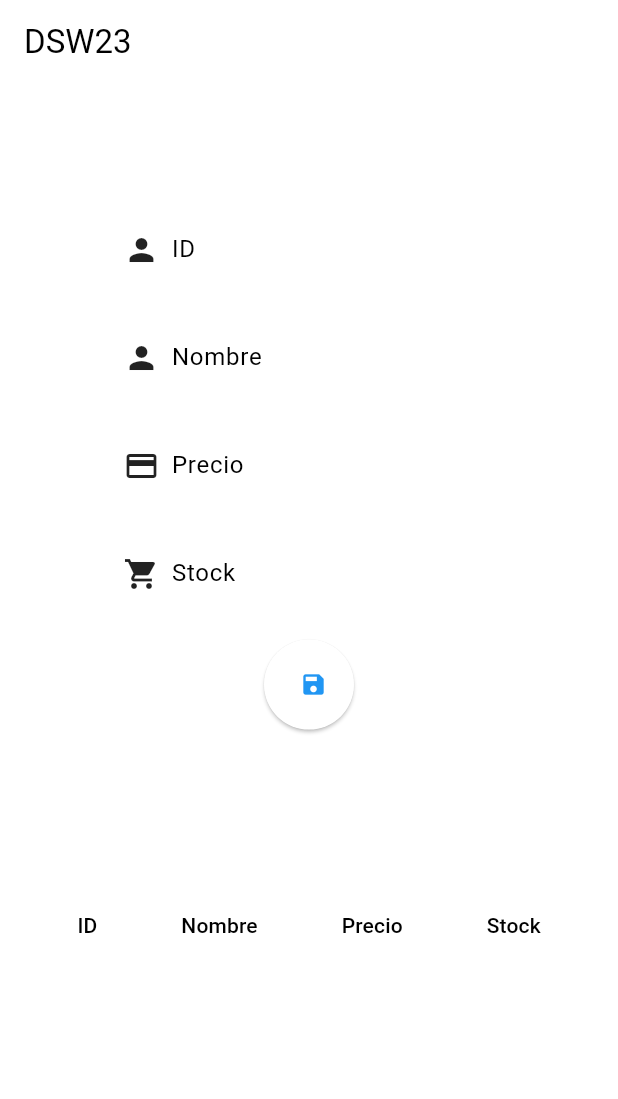
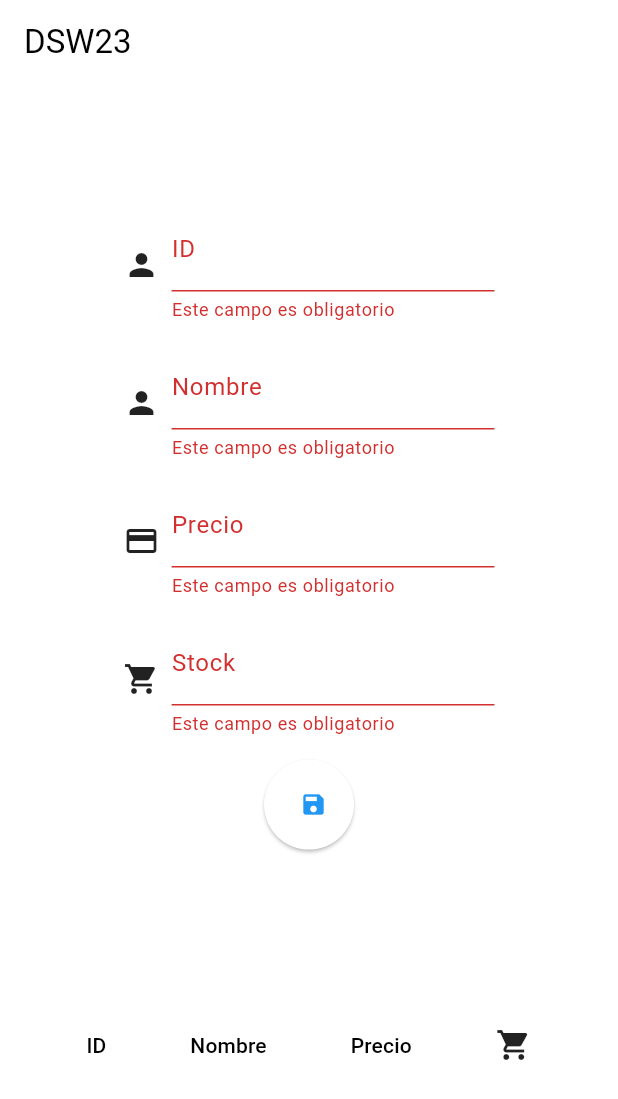
Before and after one commit to elsymerino/eval2_sis23, a Flutter app: the screen it shows after launch, after a tap on the "save" icon, on a phone screen of 412 x 824 dp. Shown: the top 1099 px of the screen. Run offline on Flutter 3.47's test engine with Material 2 defaults, Android fonts, the light colour scheme and no system bars; our stand-ins replace cloud_firestore, firebase_core; accounts and stored records are empty.

Commit message:
Hacer que todos los campos sean obligatorios

```diff
--- a/lib/main.dart
+++ b/lib/main.dart
@@ -32,6 +32,15 @@ class MyForm extends StatelessWidget {
   final TextEditingController precioController = TextEditingController();
   final TextEditingController stockController = TextEditingController();
 
+  final _formKey = GlobalKey<FormState>();
+
+  String? _validateField(String? value) {
+    if (value == null || value.isEmpty) {
+      return 'Este campo es obligatorio';
+    }
+    return null;
+  }
+
   void _guardarDatos() {
     FirebaseFirestore.instance.collection('tb-productos').add({
       'idProducto': idController.text,
@@ -52,6 +61,8 @@ class MyForm extends StatelessWidget {
     return SingleChildScrollView(
       child: Padding(
         padding: EdgeInsets.all(MediaQuery.of(context).size.width * 0.2),
+        child: Form(
+          key: _formKey,
           child: Column(
             children: [
               Row(
@@ -62,6 +73,7 @@ class MyForm extends StatelessWidget {
                     child: TextFormField(
                       controller: idController,
                       decoration: InputDecoration(labelText: 'ID'),
+                      validator: _validateField,
                     ),
                   ),
                 ],
@@ -75,6 +87,7 @@ class MyForm extends StatelessWidget {
                     child: TextFormField(
                       controller: nombreController,
                       decoration: InputDecoration(labelText: 'Nombre'),
+                      validator: _validateField,
                     ),
                   ),
                 ],
@@ -88,6 +101,7 @@ class MyForm extends StatelessWidget {
                     child: TextFormField(
                       controller: precioController,
                       decoration: InputDecoration(labelText: 'Precio'),
+                      validator: _validateField,
                     ),
                   ),
                 ],
@@ -101,6 +115,7 @@ class MyForm extends StatelessWidget {
                     child: TextFormField(
                       controller: stockController,
                       decoration: InputDecoration(labelText: 'Stock'),
+                      validator: _validateField,
                     ),
                   ),
                 ],
@@ -110,11 +125,16 @@ class MyForm extends StatelessWidget {
                 width: 60, // Ancho del botón
                 height: 60, // Alto del botón
                 child: ElevatedButton(
-                onPressed: _guardarDatos,
+                  onPressed: () {
+                    if (_formKey.currentState?.validate() ?? false) {
+                      _guardarDatos();
+                    }
+                  },
                   child: Icon(Icons.save),
                 ),
               ),
             ],
+          ),
         ),
       ),
     );
@@ -174,7 +194,9 @@ class ListaRegistros extends StatelessWidget {
                 DataColumn(label: Text('ID')),
                 DataColumn(label: Text('Nombre')),
                 DataColumn(label: Text('Precio')),
-                DataColumn(label: Text('Stock')),
+                DataColumn(
+                    label: Icon(
+                        Icons.shopping_cart)), // Cambiado a un icono de caja
               ],
               rows: registros.map((registro) {
                 var data = registro.data() as Map<String, dynamic>;
```
Lines whose indentation alone changed are shown as unchanged.
